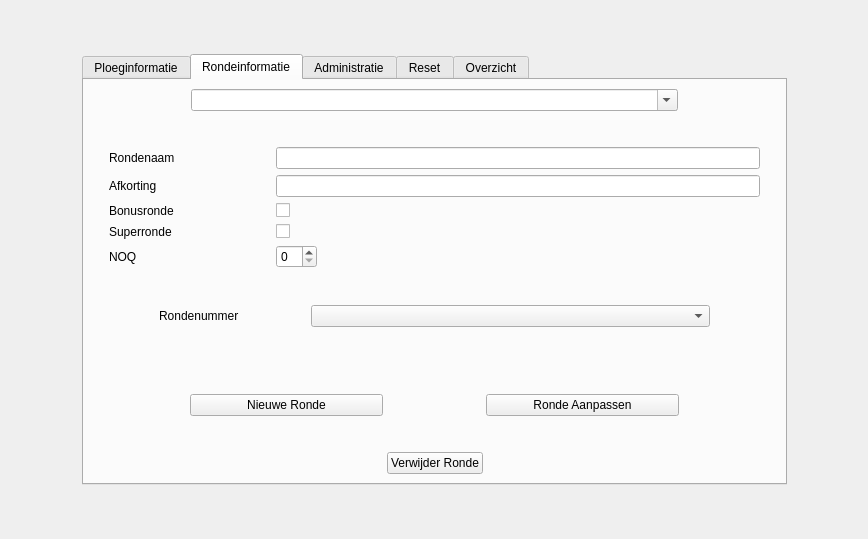
Before: the Qt Designer form ui/Admin.ui in TimThielemans/ScoreQuiz, drawn with Qt 5.
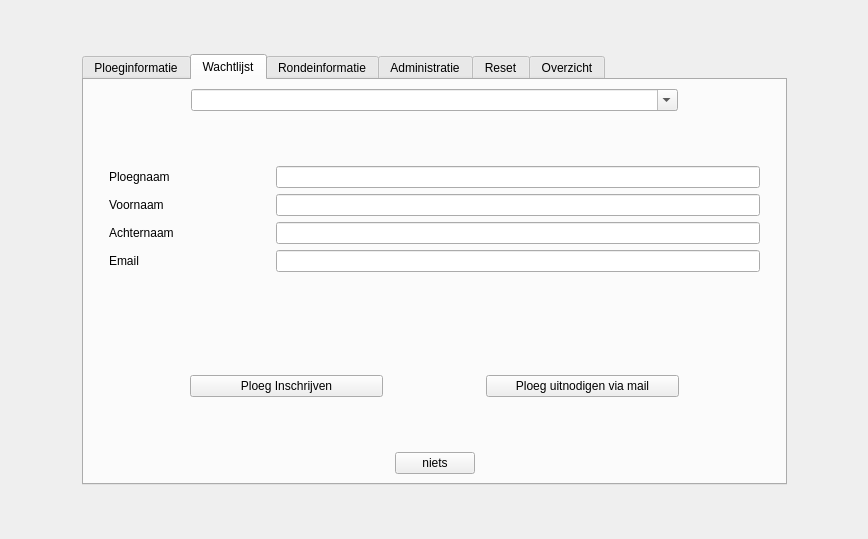
After: the same form once the commit is applied.

Diff of the .ui file:
```diff
--- a/ui/Admin.ui
+++ b/ui/Admin.ui
@@ -388,6 +388,257 @@
        </item>
       </layout>
      </widget>
+     <widget class="QWidget" name="tab_4">
+      <attribute name="title">
+       <string>Wachtlijst</string>
+      </attribute>
+      <layout class="QGridLayout" name="gridLayout_12">
+       <item row="0" column="0">
+        <layout class="QVBoxLayout" name="verticalLayout_6" stretch="2,1,10,2,2,1,2">
+         <item>
+          <layout class="QHBoxLayout" name="horizontalLayout_19" stretch="2,10,2">
+           <item>
+            <spacer name="horizontalSpacer_60">
+             <property name="orientation">
+              <enum>Qt::Horizontal</enum>
+             </property>
+             <property name="sizeHint" stdset="0">
+              <size>
+               <width>40</width>
+               <height>20</height>
+              </size>
+             </property>
+            </spacer>
+           </item>
+           <item>
+            <widget class="QComboBox" name="origineelWachtlijstPBox">
+             <property name="editable">
+              <bool>true</bool>
+             </property>
+            </widget>
+           </item>
+           <item>
+            <spacer name="horizontalSpacer_61">
+             <property name="orientation">
+              <enum>Qt::Horizontal</enum>
+             </property>
+             <property name="sizeHint" stdset="0">
+              <size>
+               <width>40</width>
+               <height>20</height>
+              </size>
+             </property>
+            </spacer>
+           </item>
+          </layout>
+         </item>
+         <item>
+          <spacer name="verticalSpacer_28">
+           <property name="orientation">
+            <enum>Qt::Vertical</enum>
+           </property>
+           <property name="sizeHint" stdset="0">
+            <size>
+             <width>17</width>
+             <height>13</height>
+            </size>
+           </property>
+          </spacer>
+         </item>
+         <item>
+          <layout class="QGridLayout" name="gridLayout_11" rowstretch="1,1,1,1" columnstretch="1,10,30,1">
+           <item row="0" column="1">
+            <widget class="QLabel" name="label_24">
+             <property name="text">
+              <string>Ploegnaam</string>
+             </property>
+            </widget>
+           </item>
+           <item row="0" column="2">
+            <widget class="QLineEdit" name="PloegTxt"/>
+           </item>
+           <item row="0" column="3">
+            <spacer name="horizontalSpacer_62">
+             <property name="orientation">
+              <enum>Qt::Horizontal</enum>
+             </property>
+             <property name="sizeHint" stdset="0">
+              <size>
+               <width>13</width>
+               <height>22</height>
+              </size>
+             </property>
+            </spacer>
+           </item>
+           <item row="1" column="2">
+            <widget class="QLineEdit" name="VoornmTxt"/>
+           </item>
+           <item row="2" column="1">
+            <widget class="QLabel" name="label_25">
+             <property name="text">
+              <string>Achternaam</string>
+             </property>
+            </widget>
+           </item>
+           <item row="0" column="0">
+            <spacer name="horizontalSpacer_63">
+             <property name="orientation">
+              <enum>Qt::Horizontal</enum>
+             </property>
+             <property name="sizeHint" stdset="0">
+              <size>
+               <width>13</width>
+               <height>22</height>
+              </size>
+             </property>
+            </spacer>
+           </item>
+           <item row="3" column="1">
+            <widget class="QLabel" name="label_26">
+             <property name="text">
+              <string>Email</string>
+             </property>
+            </widget>
+           </item>
+           <item row="1" column="1">
+            <widget class="QLabel" name="label_27">
+             <property name="text">
+              <string>Voornaam</string>
+             </property>
+            </widget>
+           </item>
+           <item row="2" column="2">
+            <widget class="QLineEdit" name="AchternmTxt"/>
+           </item>
+           <item row="3" column="2">
+            <widget class="QLineEdit" name="MailTxt"/>
+           </item>
+          </layout>
+         </item>
+         <item>
+          <spacer name="verticalSpacer_30">
+           <property name="orientation">
+            <enum>Qt::Vertical</enum>
+           </property>
+           <property name="sizeHint" stdset="0">
+            <size>
+             <width>20</width>
+             <height>40</height>
+            </size>
+           </property>
+          </spacer>
+         </item>
+         <item>
+          <layout class="QHBoxLayout" name="horizontalLayout_21" stretch="1,2,1,2,1">
+           <item>
+            <spacer name="horizontalSpacer_67">
+             <property name="orientation">
+              <enum>Qt::Horizontal</enum>
+             </property>
+             <property name="sizeHint" stdset="0">
+              <size>
+               <width>40</width>
+               <height>20</height>
+              </size>
+             </property>
+            </spacer>
+           </item>
+           <item>
+            <widget class="QPushButton" name="BevestigDeelnameButton">
+             <property name="text">
+              <string>Ploeg Inschrijven</string>
+             </property>
+            </widget>
+           </item>
+           <item>
+            <spacer name="horizontalSpacer_68">
+             <property name="orientation">
+              <enum>Qt::Horizontal</enum>
+             </property>
+             <property name="sizeHint" stdset="0">
+              <size>
+               <width>40</width>
+               <height>20</height>
+              </size>
+             </property>
+            </spacer>
+           </item>
+           <item>
+            <widget class="QPushButton" name="VraagDeelnameBtn">
+             <property name="text">
+              <string>Ploeg uitnodigen via mail</string>
+             </property>
+            </widget>
+           </item>
+           <item>
+            <spacer name="horizontalSpacer_69">
+             <property name="orientation">
+              <enum>Qt::Horizontal</enum>
+             </property>
+             <property name="sizeHint" stdset="0">
+              <size>
+               <width>40</width>
+               <height>20</height>
+              </size>
+             </property>
+            </spacer>
+           </item>
+          </layout>
+         </item>
+         <item>
+          <spacer name="verticalSpacer_31">
+           <property name="orientation">
+            <enum>Qt::Vertical</enum>
+           </property>
+           <property name="sizeHint" stdset="0">
+            <size>
+             <width>20</width>
+             <height>13</height>
+            </size>
+           </property>
+          </spacer>
+         </item>
+         <item>
+          <layout class="QHBoxLayout" name="horizontalLayout_22">
+           <item>
+            <spacer name="horizontalSpacer_70">
+             <property name="orientation">
+              <enum>Qt::Horizontal</enum>
+             </property>
+             <property name="sizeHint" stdset="0">
+              <size>
+               <width>40</width>
+               <height>20</height>
+              </size>
+             </property>
+            </spacer>
+           </item>
+           <item>
+            <widget class="QPushButton" name="testBtn">
+             <property name="text">
+              <string>niets</string>
+             </property>
+            </widget>
+           </item>
+           <item>
+            <spacer name="horizontalSpacer_71">
+             <property name="orientation">
+              <enum>Qt::Horizontal</enum>
+             </property>
+             <property name="sizeHint" stdset="0">
+              <size>
+               <width>40</width>
+               <height>20</height>
+              </size>
+             </property>
+            </spacer>
+           </item>
+          </layout>
+         </item>
+        </layout>
+       </item>
+      </layout>
+     </widget>
      <widget class="QWidget" name="tab">
       <attribute name="title">
        <string>Rondeinformatie</string>
```
